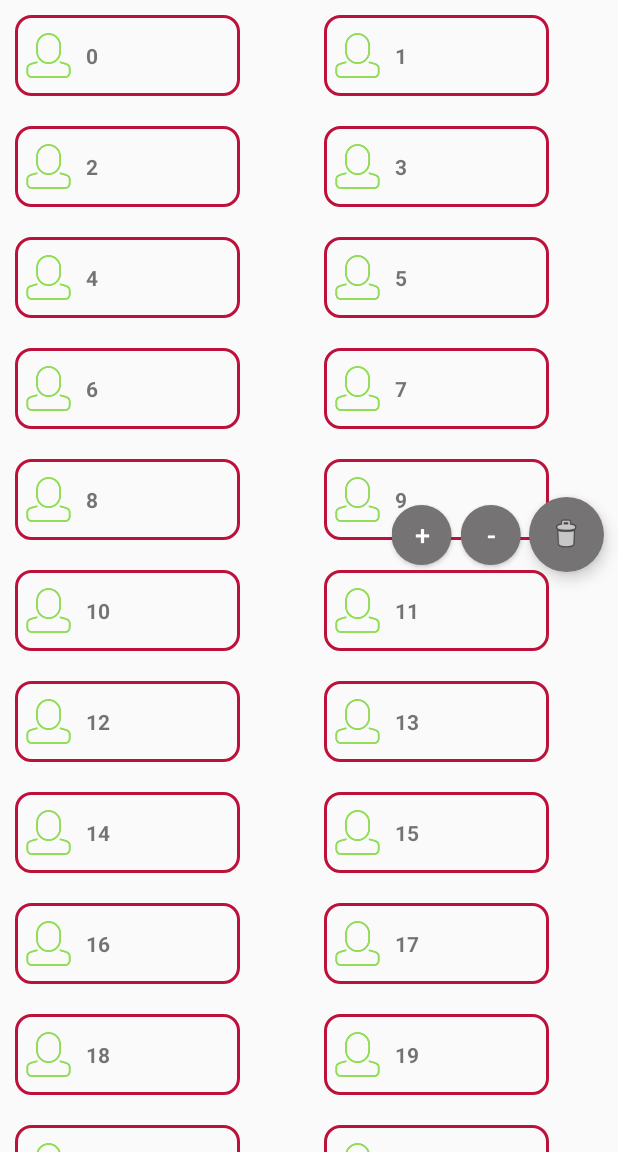
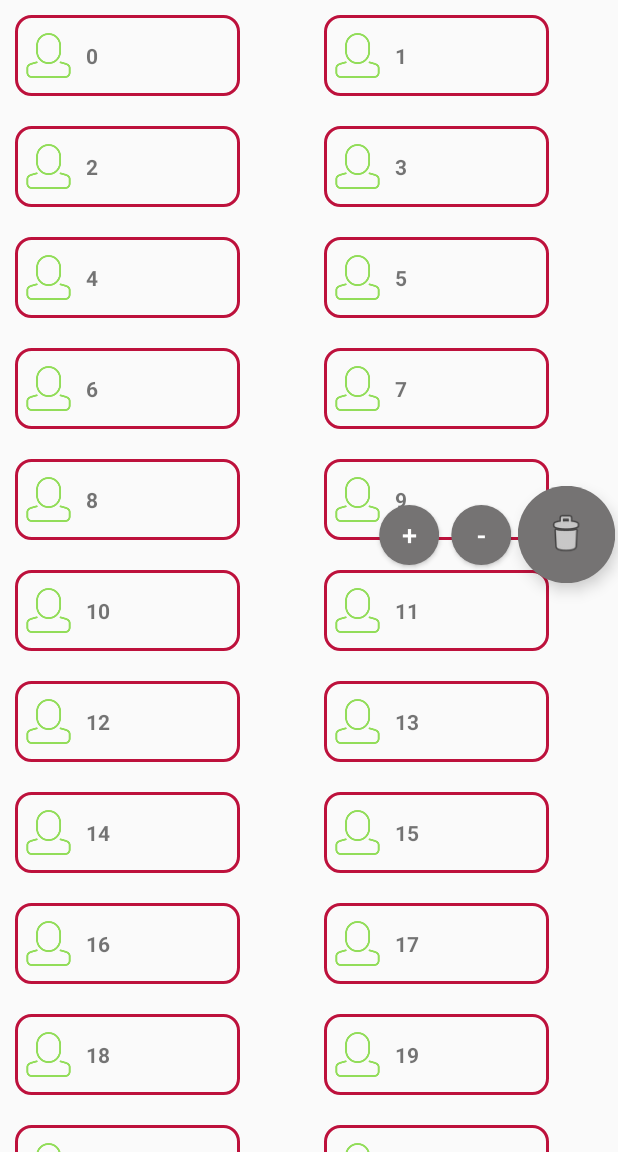
Before and after one commit to shujaarshad0/AdvanceRecyclerView, an Android app: the screen it shows after launch (MainActivity), after a tap on an icon or button, on a phone screen of 412 x 824 dp, the part 84-1236 px from its top. Run offline under Robolectric (Android 15) with nearby library versions, the phone set to English and light mode, and no system bars; our stand-ins replace Picasso.

Commit message:
UI Changes

```diff
--- a/app/src/main/AndroidManifest.xml
+++ b/app/src/main/AndroidManifest.xml
@@ -12,8 +12,7 @@
         android:theme="@style/AppTheme">
         <activity
             android:name=".MainActivity"
-            android:label="@string/app_name"
-            android:theme="@style/AppTheme.NoActionBar">
+            android:label="@string/app_name">
             <intent-filter>
                 <action android:name="android.intent.action.MAIN" />
 
--- a/app/src/main/java/com/shuja/recyclerviewdragndropitem/ItemAdapter.java
+++ b/app/src/main/java/com/shuja/recyclerviewdragndropitem/ItemAdapter.java
@@ -3,6 +3,7 @@ package com.shuja.recyclerviewdragndropitem;
 import android.content.Context;
 import android.graphics.Color;
 import android.media.MediaPlayer;
+import android.view.HapticFeedbackConstants;
 import android.view.LayoutInflater;
 import android.view.MotionEvent;
 import android.view.View;
@@ -28,6 +29,7 @@ public class ItemAdapter extends RecyclerView.Adapter<RecyclerView.ViewHolder> i
     private Context mContext;
     private ScaleAnim scaleAnim;
     private MediaPlayer startSound, endSound;
+    private View v;
 
     public ItemAdapter(Context context, List<ItemModel> list, OnStartDragListener dragListner) {
         this.mPersonList = list;
@@ -44,7 +46,7 @@ public class ItemAdapter extends RecyclerView.Adapter<RecyclerView.ViewHolder> i
         if (viewType == TYPE_ITEM) {
             //inflate your layout and pass it to view holder
             View v = mInflater.inflate(R.layout.person_item, viewGroup, false);
-            return new VHItem(v );
+            return new VHItem(v);
         }
 
         throw new RuntimeException("there is no type that matches the type " + viewType + " + make sure your using types correctly");
@@ -81,22 +83,19 @@ public class ItemAdapter extends RecyclerView.Adapter<RecyclerView.ViewHolder> i
 
     public class VHItem extends RecyclerView.ViewHolder implements View.OnClickListener ,ItemTouchHelperViewHolder{
         public TextView title;
-        private AppCompatImageView imageView;
-        private ImageView image_menu;
+        final private AppCompatImageView imageView;
 
         public VHItem(View itemView) {
             super(itemView);
             title = (TextView) itemView.findViewById(R.id.name);
-            image_menu = (ImageView) itemView.findViewById(R.id.image_menu);
             imageView = (AppCompatImageView) itemView.findViewById(R.id.imageView);
-//            itemView.setOnClickListener(this);
             itemView.setOnTouchListener(ItemAdapter.this);
         }
 
         @Override
         public void onClick(View v) {
             if (mItemClickListener != null) {
-                mItemClickListener.onItemClick(v, getAdapterPosition());
+                mItemClickListener.onItemClick(v, getAbsoluteAdapterPosition());
             }
         }
 
@@ -121,10 +120,10 @@ public class ItemAdapter extends RecyclerView.Adapter<RecyclerView.ViewHolder> i
 
     @Override
     public boolean onTouch(View v, MotionEvent event) {
-        scaleAnim = new ScaleAnim(v);
+        /*scaleAnim = new ScaleAnim(v);
         switch (event.getAction()) {
             case MotionEvent.ACTION_DOWN:
-                startSound.start();
+             //   startSound.start();
 //                startScale();
                 break;
 
@@ -132,7 +131,7 @@ public class ItemAdapter extends RecyclerView.Adapter<RecyclerView.ViewHolder> i
 //                endSound.start();
 //                stopScale();
                 break;
-        }
+        }*/
         return true;
     }
 
@@ -143,16 +142,22 @@ public class ItemAdapter extends RecyclerView.Adapter<RecyclerView.ViewHolder> i
     }
 
     @Override
+    public void onItemLongClick(View v) {
+        this.v = v;
+        //startSound.start();
+    }
+
+    @Override
     public boolean onItemMove(int fromPosition, int toPosition) {
-        startSound.start();
-        //Log.v("", "Log position" + fromPosition + " " + toPosition);
         if (fromPosition < mPersonList.size() && toPosition < mPersonList.size()) {
             if (fromPosition < toPosition) {
                 for (int i = fromPosition; i < toPosition; i++) {
+                    v.performHapticFeedback(HapticFeedbackConstants.LONG_PRESS);
                     Collections.swap(mPersonList, i, i + 1);
                 }
             } else {
                 for (int i = fromPosition; i > toPosition; i--) {
+                    v.performHapticFeedback(HapticFeedbackConstants.LONG_PRESS);
                     Collections.swap(mPersonList, i, i - 1);
                 }
             }
--- a/app/src/main/java/com/shuja/recyclerviewdragndropitem/ItemTouchHelperAdapter.java
+++ b/app/src/main/java/com/shuja/recyclerviewdragndropitem/ItemTouchHelperAdapter.java
@@ -1,8 +1,9 @@
 package com.shuja.recyclerviewdragndropitem;
 
+import android.view.View;
+
 public interface ItemTouchHelperAdapter {
-
     boolean onItemMove(int fromPosition, int toPosition);
-
     void onItemDismiss(int position);
+    void onItemLongClick(View v);
 }
--- a/app/src/main/java/com/shuja/recyclerviewdragndropitem/MainActivity.java
+++ b/app/src/main/java/com/shuja/recyclerviewdragndropitem/MainActivity.java
@@ -35,6 +35,7 @@ public class MainActivity extends AppCompatActivity implements OnStartDragListen
     private AppCompatButton subtract_button, add_button;
     private View touch_view;
     private float addButtonWidth, subtractButtonWidth;
+    private ScaleAnim scaleAnim;
 
 
     @RequiresApi(api = Build.VERSION_CODES.JELLY_BEAN)
@@ -48,12 +49,13 @@ public class MainActivity extends AppCompatActivity implements OnStartDragListen
         subtract_button = (AppCompatButton) findViewById(R.id.subtract_button);
         add_button = (AppCompatButton) findViewById(R.id.add_button);
         touch_view = (View) findViewById(R.id.touch_view);
+        scaleAnim = new ScaleAnim(fab);
 
         //Getting the width of views that have to be animated
-        //In our case the add and subtract buttons width isn 50 dp
+        //In our case the add and subtract buttons width is 40 dp
         //Therefore we convert dp to pixels for different screen sizes support
-        addButtonWidth = convertDpToPx(50f);
-        subtractButtonWidth = convertDpToPx(50f);
+        addButtonWidth = convertDpToPx(40f);
+        subtractButtonWidth = convertDpToPx(40f);
 
         touch_view.setOnTouchListener(this);
         fab.setOnClickListener(new View.OnClickListener() {
@@ -112,16 +114,23 @@ public class MainActivity extends AppCompatActivity implements OnStartDragListen
     }
 
     public void openQuantityBox() {
+        startScale();
         touch_view.setVisibility(View.VISIBLE);
         add_button.setVisibility(View.VISIBLE);
         subtract_button.setVisibility(View.VISIBLE);
 
+        //Multiplying the with of floating button to 1.2
+        //because the animation scales up the size of the floating button
+        int fabBtnWidth = (int) Math.round(fab.getWidth() * 1.2);
+
         //Negate(-) the value of with for animating the view from LTR
-        add_button.animate().translationX(-(addButtonWidth + subtractButtonWidth)).setDuration(400).setInterpolator(new CustomBounce(0.3, 10));
-        subtract_button.animate().translationX(-subtractButtonWidth).setDuration(200).setInterpolator(new CustomBounce(0.3, 10));
+        //Adding 10 px to the add_button because of margin
+        add_button.animate().translationX(-(addButtonWidth + fabBtnWidth + 10)).setDuration(400).setInterpolator(new CustomBounce(0.3, 10));
+        subtract_button.animate().translationX(-fabBtnWidth).setDuration(200).setInterpolator(new CustomBounce(0.3, 10));
     }
 
     public void closeQuantityBox() {
+        stopScale();
         touch_view.setVisibility(View.GONE);
 
         //Translate to zero for bringing views back to their original positions
@@ -151,4 +160,13 @@ public class MainActivity extends AppCompatActivity implements OnStartDragListen
     public void onStopDrag(RecyclerView.ViewHolder viewHolder) {
 
     }
+
+    protected void startScale() {
+        scaleAnim.start();
+    }
+
+    protected void stopScale() {
+        scaleAnim.stop();
+    }
+
 }
--- a/app/src/main/res/layout/activity_main.xml
+++ b/app/src/main/res/layout/activity_main.xml
@@ -4,9 +4,7 @@
     xmlns:tools="http://schemas.android.com/tools"
     android:id="@+id/root_layout"
     android:layout_width="match_parent"
-    android:layout_height="match_parent"
-    android:fitsSystemWindows="true"
-    tools:context=".MainActivity">
+    android:layout_height="match_parent">
 
     <include
         android:id="@+id/toolbar"
@@ -47,8 +45,8 @@
         android:layout_width="40dp"
         android:layout_height="40dp"
         android:background="@drawable/rounded_button"
-        android:layout_marginEnd="13dp"
-        android:layout_marginRight="13dp"
+        android:layout_marginEnd="9dp"
+        android:layout_marginRight="9dp"
         android:text="-"
         android:textColor="@color/white"
         android:visibility="gone"
@@ -64,8 +62,8 @@
         android:layout_width="40dp"
         android:layout_height="40dp"
         android:background="@drawable/rounded_button"
-        android:layout_marginEnd="8dp"
-        android:layout_marginRight="8dp"
+        android:layout_marginEnd="9dp"
+        android:layout_marginRight="9dp"
         android:text="+"
         android:textColor="@color/white"
         android:textSize="18sp"
--- a/app/src/main/res/values/styles.xml
+++ b/app/src/main/res/values/styles.xml
@@ -1,16 +1,11 @@
 <resources>
 
     <!-- Base application theme. -->
-    <style name="AppTheme" parent="Theme.AppCompat.Light.DarkActionBar">
+    <style name="AppTheme" parent="Theme.AppCompat.Light.NoActionBar">
         <!-- Customize your theme here. -->
         <item name="colorPrimary">@color/colorPrimary</item>
-        <item name="colorPrimaryDark">@color/colorPrimaryDark</item>
+        <item name="colorPrimaryDark">@color/btn_color</item>
         <item name="colorAccent">@color/colorAccent</item>
     </style>
 
-    <style name="AppTheme.NoActionBar">
-        <item name="windowActionBar">false</item>
-        <item name="windowNoTitle">true</item>
-    </style>
-
 </resources>
```
Also changed, not shown: app/src/main/java/com/shuja/recyclerviewdragndropitem/EditItemTouchHelperCallback.java (+6 -4 lines).
